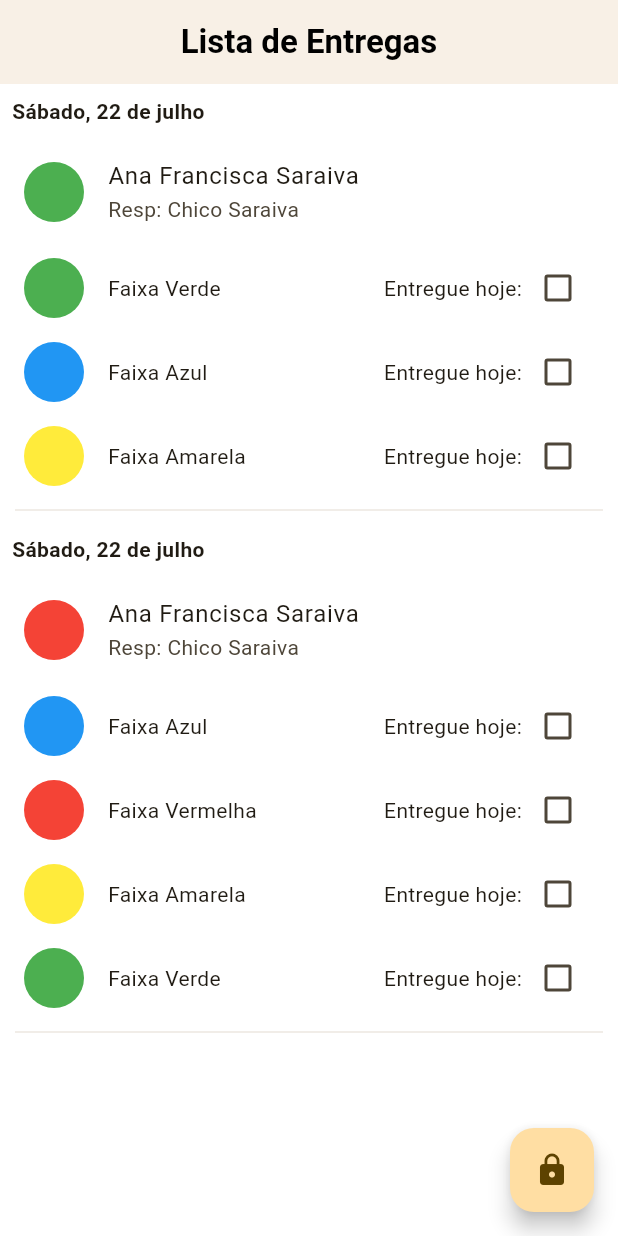
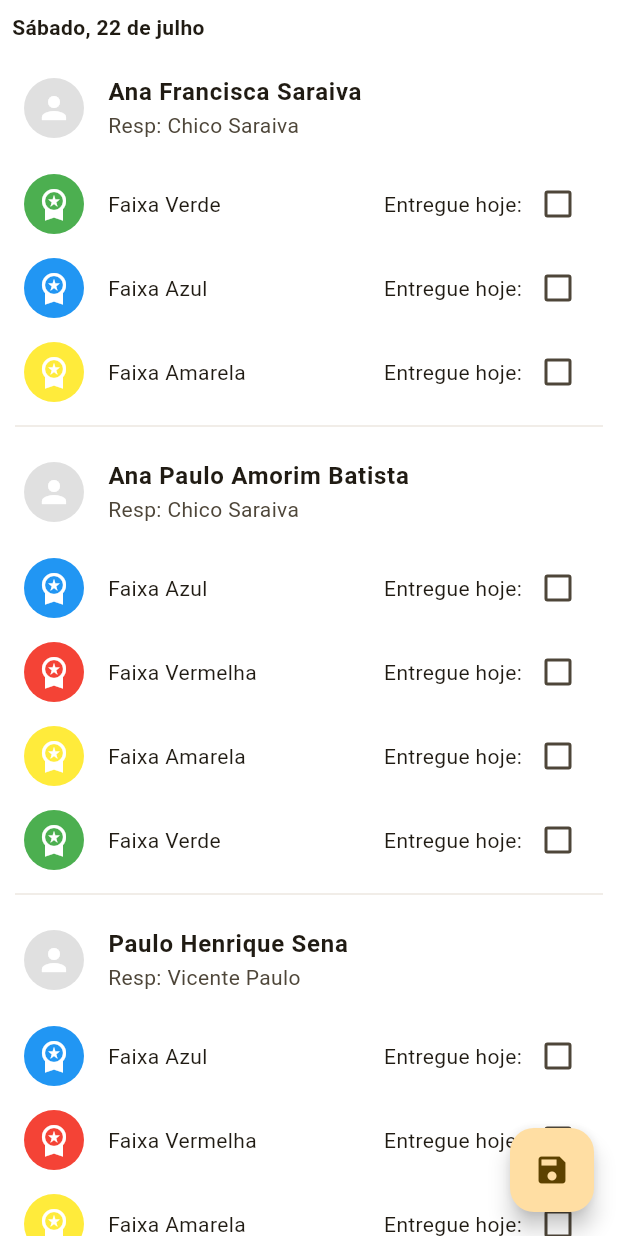
Before and after one commit to paulobrunosena/oanse_mobile, a Flutter app: the PremiosPage screen opened directly, on a phone screen of 412 x 824 dp. Run offline on Flutter 3.47's test engine with Material 3 defaults, Android fonts, the phone set to English and light mode, and no system bars; our stand-ins replace dio, flutter_mobx, flutter_modular, mobx; generated files the repository leaves out were written again.

Commit message:
refatoração

```diff
--- a/lib/app/modules/home/pages/premios/model/item_intrega.dart
+++ b/lib/app/modules/home/pages/premios/model/item_intrega.dart
@@ -1,13 +1,15 @@
+import 'package:flutter/material.dart';
+
 import '../enum/faixa.dart';
 
 class ItemEntrega {
-  final Faixa faixa;
+  final IconData imageProfile;
   final String nome;
   final String responsavel;
   final List<Faixa> faixas;
 
   ItemEntrega({
-    required this.faixa,
+    required this.imageProfile,
     required this.nome,
     required this.responsavel,
     required this.faixas,
--- a/lib/app/modules/home/pages/premios/premios_page.dart
+++ b/lib/app/modules/home/pages/premios/premios_page.dart
@@ -8,15 +8,37 @@ class PremiosPage extends StatelessWidget {
   PremiosPage({super.key});
   final List<ItemEntrega> entregas = [
     ItemEntrega(
-      faixa: Faixa.corVerde,
+      imageProfile: Icons.person,
       nome: 'Ana Francisca Saraiva',
       responsavel: 'Chico Saraiva',
       faixas: [Faixa.corVerde, Faixa.corAzul, Faixa.corAmarela],
     ),
     ItemEntrega(
-      faixa: Faixa.corVermelha,
-      nome: 'Ana Francisca Saraiva',
+      imageProfile: Icons.person,
+      nome: 'Ana Paulo Amorim Batista',
       responsavel: 'Chico Saraiva',
+      faixas: [
+        Faixa.corAzul,
+        Faixa.corVermelha,
+        Faixa.corAmarela,
+        Faixa.corVerde,
+      ],
+    ),
+    ItemEntrega(
+      imageProfile: Icons.person,
+      nome: 'Paulo Henrique Sena',
+      responsavel: 'Vicente Paulo',
+      faixas: [
+        Faixa.corAzul,
+        Faixa.corVermelha,
+        Faixa.corAmarela,
+        Faixa.corVerde,
+      ],
+    ),
+    ItemEntrega(
+      imageProfile: Icons.person,
+      nome: 'Ronaldo Carvalho Moraes',
+      responsavel: 'Vicente Paulo',
       faixas: [
         Faixa.corAzul,
         Faixa.corVermelha,
@@ -29,18 +51,33 @@ class PremiosPage extends StatelessWidget {
   @override
   Widget build(BuildContext context) {
     return Scaffold(
-      appBar: AppBar(
-        title: const Text('Lista de Entregas'),
-      ),
-      body: ListView.builder(
-        itemCount: entregas.length,
-        itemBuilder: (context, index) {
-          return EntregaItemWidget(entrega: entregas[index]);
-        },
+      body: Column(
+        crossAxisAlignment: CrossAxisAlignment.start,
+        children: [
+          const Padding(
+            padding: EdgeInsets.all(8.0),
+            child: Text(
+              'Sábado, 22 de julho',
+              style: TextStyle(
+                fontWeight: FontWeight.bold,
+              ),
+            ),
+          ),
+          Expanded(
+            child: ListView.separated(
+              padding: const EdgeInsets.only(bottom: 80),
+              itemCount: entregas.length,
+              itemBuilder: (context, index) {
+                return EntregaItemWidget(entrega: entregas[index]);
+              },
+              separatorBuilder: (context, index) => const Divider(),
+            ),
+          ),
+        ],
       ),
       floatingActionButton: FloatingActionButton(
         onPressed: () {},
-        child: const Icon(Icons.lock),
+        child: const Icon(Icons.save),
       ),
     );
   }
--- a/lib/app/modules/home/pages/premios/widgets/entrega_item_widget.dart
+++ b/lib/app/modules/home/pages/premios/widgets/entrega_item_widget.dart
@@ -29,18 +29,18 @@ class EntregaItemWidgetState extends State<EntregaItemWidget> {
     return Column(
       crossAxisAlignment: CrossAxisAlignment.start,
       children: [
-        const Padding(
-          padding: EdgeInsets.all(8.0),
-          child: Text(
-            'Sábado, 22 de julho',
-            style: TextStyle(fontWeight: FontWeight.bold),
+        ListTile(
+          leading: CircleAvatar(
+            backgroundColor: Colors.grey[300],
+            child: Icon(
+              widget.entrega.imageProfile,
+              color: Colors.white,
             ),
           ),
-        ListTile(
-          leading: CircleAvatar(
-            backgroundColor: widget.entrega.faixa.cor,
+          title: Text(
+            widget.entrega.nome,
+            style: const TextStyle(fontWeight: FontWeight.bold),
           ),
-          title: Text(widget.entrega.nome),
           subtitle: Text('Resp: ${widget.entrega.responsavel}'),
         ),
         Column(
@@ -48,10 +48,20 @@ class EntregaItemWidgetState extends State<EntregaItemWidget> {
             return Padding(
               padding:
                   const EdgeInsets.symmetric(horizontal: 16.0, vertical: 4.0),
+              child: InkWell(
+                onTap: () {
+                  setState(() {
+                    _checkedFaixas[faixa] = !_checkedFaixas[faixa]!;
+                  });
+                },
                 child: Row(
                   children: [
                     CircleAvatar(
                       backgroundColor: faixa.cor,
+                      child: const Icon(
+                        Icons.workspace_premium,
+                        color: Colors.white,
+                      ),
                     ),
                     const SizedBox(width: 16),
                     Text(faixa.nome),
@@ -67,10 +77,10 @@ class EntregaItemWidgetState extends State<EntregaItemWidget> {
                     ),
                   ],
                 ),
+              ),
             );
           }).toList(),
         ),
-        const Divider(),
       ],
     );
   }
```
Lines whose indentation alone changed are shown as unchanged.
